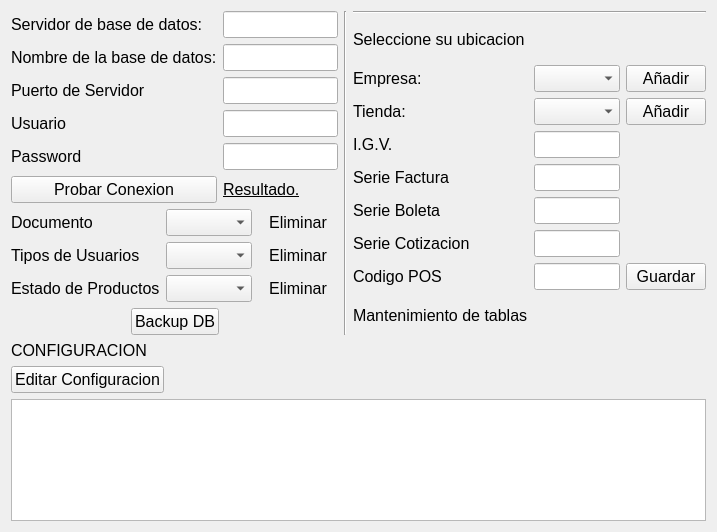
rodety/Jireh, file configuracion/ui_configuracion.ui: the form before one commit.
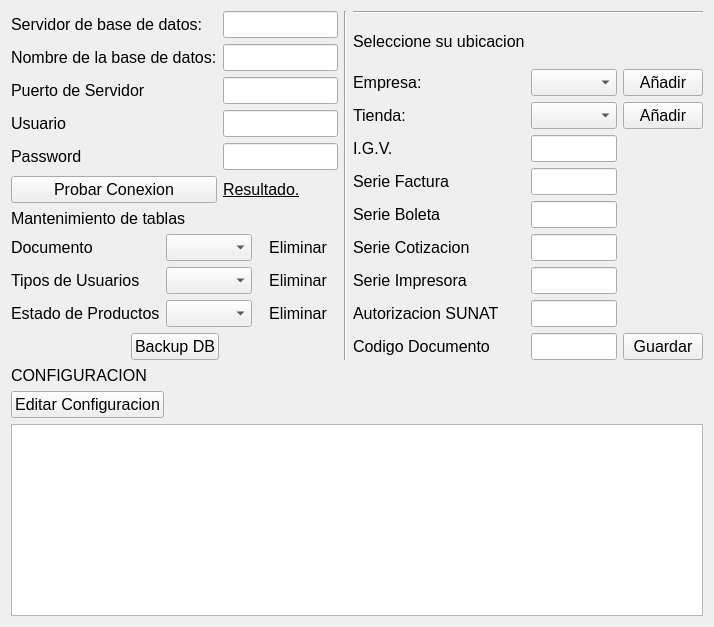
The form after the commit. Icons and pictures are not drawn. Custom widgets are drawn as their Qt base class.

Patch:
```diff
--- a/configuracion/ui_configuracion.ui
+++ b/configuracion/ui_configuracion.ui
@@ -6,8 +6,8 @@
    <rect>
     <x>0</x>
     <y>0</y>
-    <width>567</width>
-    <height>532</height>
+    <width>709</width>
+    <height>627</height>
    </rect>
   </property>
   <property name="windowTitle">
@@ -333,6 +333,9 @@
            <pointsize>12</pointsize>
           </font>
          </property>
+         <property name="text">
+          <string/>
+         </property>
         </widget>
        </item>
        <item row="5" column="0">
@@ -354,6 +357,9 @@
            <pointsize>12</pointsize>
           </font>
          </property>
+         <property name="text">
+          <string/>
+         </property>
         </widget>
        </item>
        <item row="6" column="0">
@@ -375,6 +381,9 @@
            <pointsize>12</pointsize>
           </font>
          </property>
+         <property name="text">
+          <string/>
+         </property>
         </widget>
        </item>
        <item row="7" column="0">
@@ -396,6 +405,9 @@
            <pointsize>12</pointsize>
           </font>
          </property>
+         <property name="text">
+          <string/>
+         </property>
         </widget>
        </item>
        <item row="8" column="0">
@@ -406,7 +418,7 @@
           </font>
          </property>
          <property name="text">
-          <string>Codigo POS</string>
+          <string>Serie Impresora</string>
          </property>
         </widget>
        </item>
@@ -417,9 +429,60 @@
            <pointsize>12</pointsize>
           </font>
          </property>
+         <property name="text">
+          <string/>
+         </property>
         </widget>
        </item>
-       <item row="8" column="2">
+       <item row="9" column="0">
+        <widget class="QLabel" name="label_17">
+         <property name="font">
+          <font>
+           <pointsize>12</pointsize>
+          </font>
+         </property>
+         <property name="text">
+          <string>Autorizacion SUNAT</string>
+         </property>
+        </widget>
+       </item>
+       <item row="10" column="0">
+        <widget class="QLabel" name="label_18">
+         <property name="font">
+          <font>
+           <pointsize>12</pointsize>
+          </font>
+         </property>
+         <property name="text">
+          <string>Codigo Documento</string>
+         </property>
+        </widget>
+       </item>
+       <item row="9" column="1">
+        <widget class="QLineEdit" name="lineEdit_autorizacion">
+         <property name="font">
+          <font>
+           <pointsize>12</pointsize>
+          </font>
+         </property>
+         <property name="text">
+          <string/>
+         </property>
+        </widget>
+       </item>
+       <item row="10" column="1">
+        <widget class="QLineEdit" name="lineEdit_codigo_documento">
+         <property name="font">
+          <font>
+           <pointsize>12</pointsize>
+          </font>
+         </property>
+         <property name="text">
+          <string/>
+         </property>
+        </widget>
+       </item>
+       <item row="10" column="2">
         <widget class="QPushButton" name="btn_saveConfiguration">
          <property name="font">
           <font>
@@ -438,25 +501,13 @@
          </property>
         </widget>
        </item>
-       <item row="9" column="0">
-        <widget class="QLabel" name="label_11">
-         <property name="font">
-          <font>
-           <pointsize>12</pointsize>
-          </font>
-         </property>
-         <property name="text">
-          <string>Mantenimiento de tablas</string>
-         </property>
-        </widget>
-       </item>
       </layout>
      </item>
     </layout>
    </item>
    <item row="1" column="0">
     <layout class="QGridLayout" name="gridLayout_4">
-     <item row="0" column="0">
+     <item row="1" column="0">
       <widget class="QLabel" name="label_12">
        <property name="font">
         <font>
@@ -468,7 +519,7 @@
        </property>
       </widget>
      </item>
-     <item row="0" column="1">
+     <item row="1" column="1">
       <widget class="MyComboBox" name="comboBox_Documento">
        <property name="font">
         <font>
@@ -477,7 +528,7 @@
        </property>
       </widget>
      </item>
-     <item row="0" column="2">
+     <item row="1" column="2">
       <widget class="QPushButton" name="btn_eliminar_ducumento">
        <property name="font">
         <font>
@@ -496,7 +547,7 @@
        </property>
       </widget>
      </item>
-     <item row="1" column="0">
+     <item row="2" column="0">
       <widget class="QLabel" name="label_13">
        <property name="font">
         <font>
@@ -508,7 +559,7 @@
        </property>
       </widget>
      </item>
-     <item row="1" column="1">
+     <item row="2" column="1">
       <widget class="MyComboBox" name="comboBox_tipoUsuario">
        <property name="font">
         <font>
@@ -517,7 +568,7 @@
        </property>
       </widget>
      </item>
-     <item row="1" column="2">
+     <item row="2" column="2">
       <widget class="QPushButton" name="btn_eliminar_tusuario">
        <property name="font">
         <font>
@@ -536,7 +587,7 @@
        </property>
       </widget>
      </item>
-     <item row="2" column="0">
+     <item row="3" column="0">
       <widget class="QLabel" name="label_14">
        <property name="font">
         <font>
@@ -548,7 +599,7 @@
        </property>
       </widget>
      </item>
-     <item row="2" column="1">
+     <item row="3" column="1">
       <widget class="MyComboBox" name="comboBox_estadoProductos">
        <property name="font">
         <font>
@@ -557,7 +608,7 @@
        </property>
       </widget>
      </item>
-     <item row="2" column="2">
+     <item row="3" column="2">
       <widget class="QPushButton" name="btn_eliminar_estado">
        <property name="font">
         <font>
@@ -576,7 +627,7 @@
        </property>
       </widget>
      </item>
-     <item row="3" column="0" colspan="3">
+     <item row="4" column="0" colspan="3">
       <layout class="QHBoxLayout" name="horizontalLayout">
        <item>
         <spacer name="horizontalSpacer_3">
@@ -628,6 +679,18 @@
        </item>
       </layout>
      </item>
+     <item row="0" column="0" colspan="3">
+      <widget class="QLabel" name="label_11">
+       <property name="font">
+        <font>
+         <pointsize>12</pointsize>
+        </font>
+       </property>
+       <property name="text">
+        <string>Mantenimiento de tablas</string>
+       </property>
+      </widget>
+     </item>
     </layout>
    </item>
    <item row="2" column="0" colspan="3">
```
Left out of the diff: 13 changed lines with no effect on the pictures.
